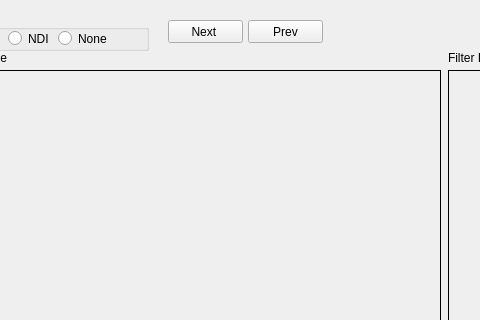
First picture: the form in main.ui, repository zaher88abd/Segmenter, before the edit; both pictures show x 82 to 562 and y 0 to 320 of the 1128 by 458 pixel window.
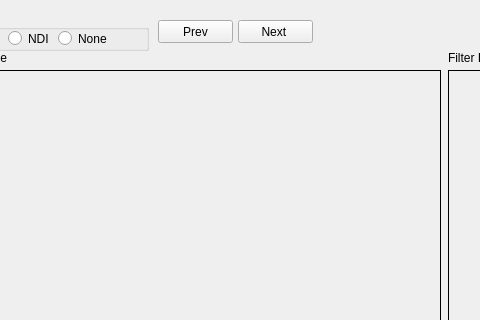
Second picture: the form after the edit. Icons and pictures are not drawn.

The edit to the form file:
```diff
--- a/main.ui
+++ b/main.ui
@@ -16,7 +16,7 @@
   <widget class="QPushButton" name="prvBtn">
    <property name="geometry">
     <rect>
-     <x>330</x>
+     <x>240</x>
      <y>20</y>
      <width>75</width>
      <height>23</height>
@@ -129,7 +129,7 @@
   <widget class="QPushButton" name="nextBtn">
    <property name="geometry">
     <rect>
-     <x>250</x>
+     <x>320</x>
      <y>20</y>
      <width>75</width>
      <height>23</height>
```
